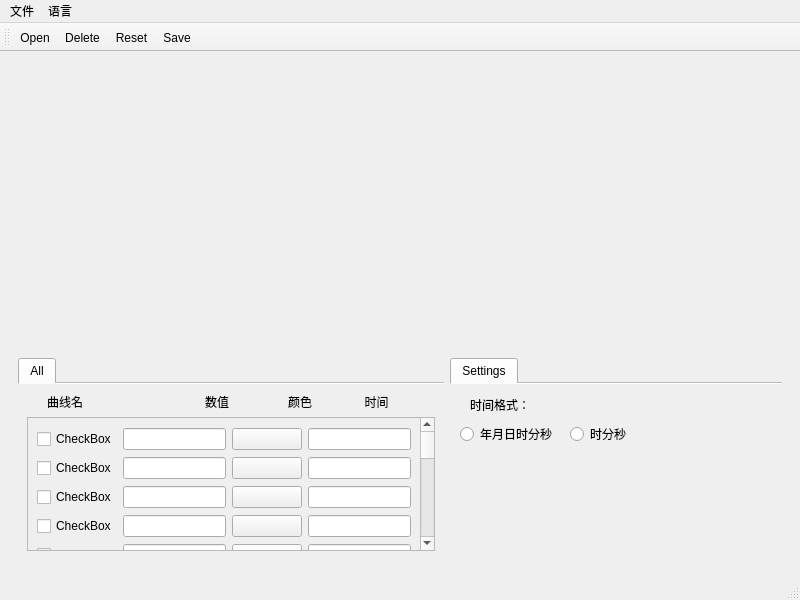
Before: the Qt Designer form curvefont.ui in Pansy7wuwu/Curve, drawn with Qt 5.
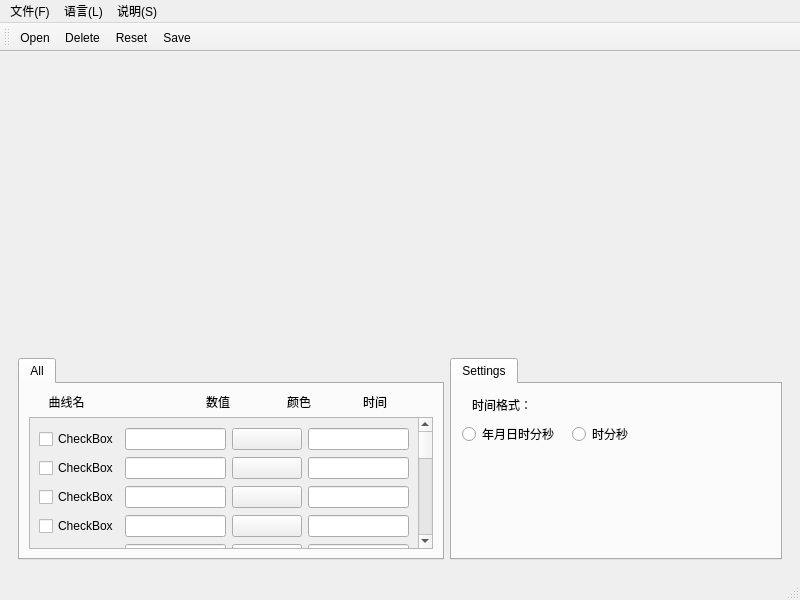
After: the same form once the commit is applied. Icons and pictures are not drawn.

Patch:
```diff
--- a/curvefont.ui
+++ b/curvefont.ui
@@ -64,7 +64,7 @@
           <number>0</number>
          </property>
          <property name="documentMode">
-          <bool>true</bool>
+          <bool>false</bool>
          </property>
          <widget class="QWidget" name="All">
           <attribute name="title">
@@ -130,8 +130,8 @@
               <property name="geometry">
                <rect>
                 <x>0</x>
-                <y>-133</y>
-                <width>521</width>
+                <y>0</y>
+                <width>435</width>
                 <height>510</height>
                </rect>
               </property>
@@ -1528,7 +1528,7 @@
           <number>0</number>
          </property>
          <property name="documentMode">
-          <bool>true</bool>
+          <bool>false</bool>
          </property>
          <widget class="QWidget" name="Settings">
           <attribute name="title">
@@ -1603,7 +1603,7 @@
      </rect>
     </property>
     <property name="title">
-     <string>文件</string>
+     <string>文件(F)</string>
     </property>
     <widget class="QMenu" name="menu_2">
      <property name="title">
@@ -1626,14 +1626,21 @@
    </widget>
    <widget class="QMenu" name="menu">
     <property name="title">
-     <string>语言</string>
+     <string>语言(L)</string>
     </property>
     <addaction name="actionChinese"/>
     <addaction name="actionEnglish"/>
     <addaction name="actionTchinese"/>
    </widget>
+   <widget class="QMenu" name="menu_S">
+    <property name="title">
+     <string>说明(S)</string>
+    </property>
+    <addaction name="actionTemak_S"/>
+   </widget>
    <addaction name="File"/>
    <addaction name="menu"/>
+   <addaction name="menu_S"/>
   </widget>
   <widget class="QStatusBar" name="statusbar"/>
   <widget class="QToolBar" name="toolBar">
```
Left out of the diff: 441 changed lines with no effect on the pictures.
